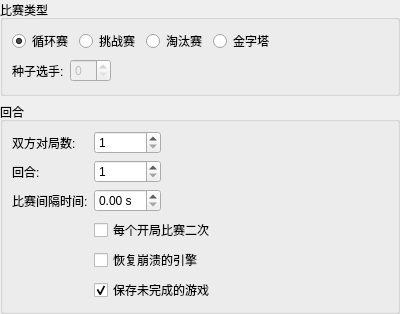
Above: projects/gui/ui/tournamentsettingswidget.ui from leedavid/QTggchess before the change. Below: the same form after it.
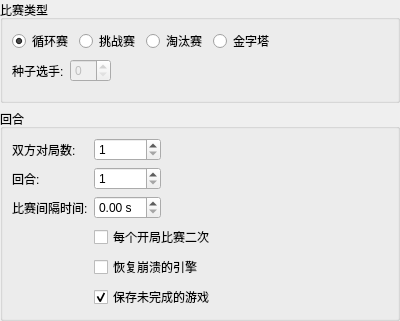
That is the form after the change.

What changed in the file:
```diff
--- a/projects/gui/ui/tournamentsettingswidget.ui
+++ b/projects/gui/ui/tournamentsettingswidget.ui
@@ -7,7 +7,7 @@
     <x>0</x>
     <y>0</y>
     <width>400</width>
-    <height>314</height>
+    <height>321</height>
    </rect>
   </property>
   <property name="windowTitle">
```
